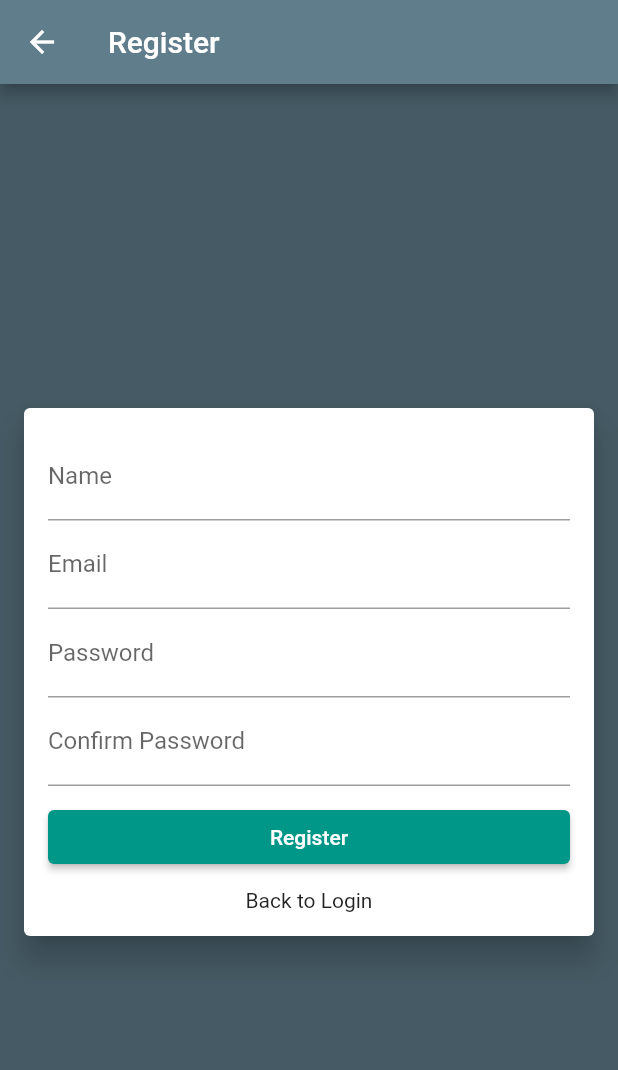
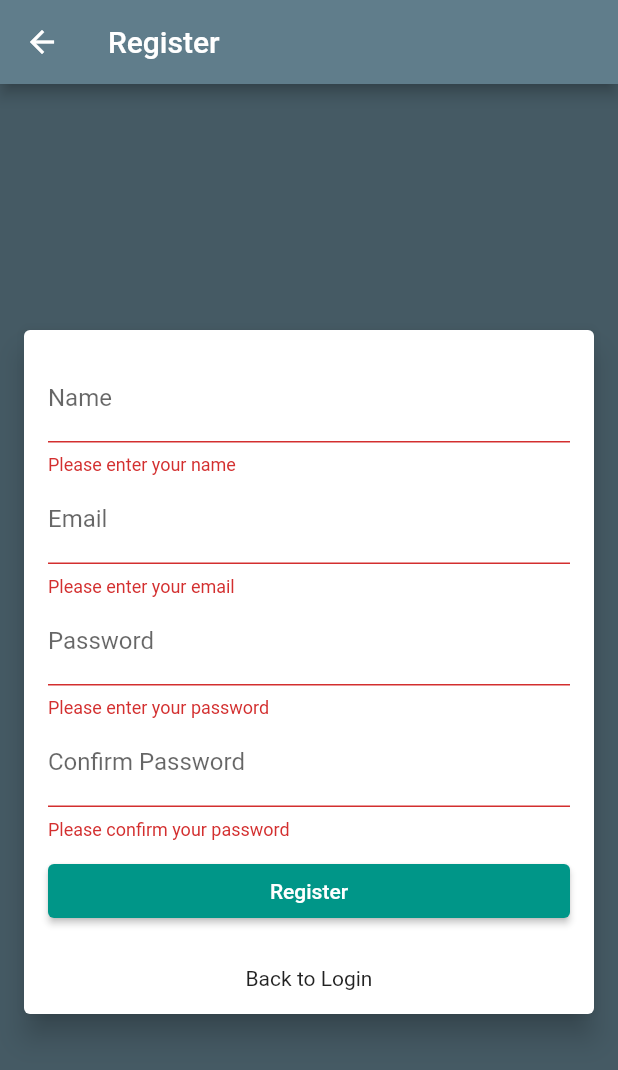
Before and after one commit to eddimull/flutterHW, a Flutter app: the Register screen opened by its route, after a tap on "Register", on a phone screen of 412 x 824 dp. Shown: the top 1070 px of the screen. Run offline on Flutter 3.47's test engine with Material 2 defaults, Android fonts, the phone set to English and light mode, and no system bars; network calls fail.

Commit message:
can register users

```diff
--- /dev/null
+++ b/hello_world/lib/providers/auth_provider.dart
@@ -0,0 +1,25 @@
+import 'package:flutter/material.dart';
+import 'package:hello_world/services/api.dart';
+
+class AuthProvider extends ChangeNotifier {
+  ApiService apiService = ApiService();
+  bool _isLoggedIn = false;
+
+  AuthProvider();
+
+  bool get isAuthenticated => _isLoggedIn;
+
+  Future<void> login(String email, String password) async {
+    // await apiService.login(email, password);
+    notifyListeners();
+  }
+
+  Future<String> register(String name, String email, String password, String passwordConfirm, String deviceName) async {
+      String token = await apiService.register(name, email, password, passwordConfirm, deviceName);
+      _isLoggedIn = true;
+      notifyListeners();
+
+      return token;
+
+  }
+}
--- a/hello_world/lib/screens/register.dart
+++ b/hello_world/lib/screens/register.dart
@@ -1,7 +1,24 @@
 import 'package:flutter/material.dart';
+import 'package:hello_world/providers/auth_provider.dart';
+import 'package:provider/provider.dart';
 
-class Register extends StatelessWidget {
+
+class Register extends StatefulWidget {
   const Register({Key? key}) : super(key: key);
+
+  @override
+  State<Register> createState() => _RegisterState();
+}
+
+class _RegisterState extends State<Register> {
+  final _formKey = GlobalKey<FormState>();
+
+  final nameController = TextEditingController();
+  final emailController = TextEditingController();
+  final passwordController = TextEditingController();
+  final passwordConfirmController = TextEditingController();
+
+  String errorMessage = '';
 
   @override
   Widget build(BuildContext context) {
@@ -11,6 +28,8 @@ class Register extends StatelessWidget {
       ),
       body: Container(
           color: Theme.of(context).primaryColorDark,
+          child: Form(
+            key: _formKey,
             child: Column(
                 mainAxisAlignment: MainAxisAlignment.center,
                 children: <Widget>[
@@ -20,27 +39,66 @@ class Register extends StatelessWidget {
                       child: Padding(
                         padding: const EdgeInsets.all(16),
                         child: Column(children: <Widget>[
-                        const TextField(
+                          TextFormField(
                             keyboardType: TextInputType.name,
-                          decoration: InputDecoration(labelText: 'Name'),
+                            controller: nameController,
+                            validator: (String? value) {
+                              if (value!.isEmpty) {
+                                return 'Please enter your name';
+                              }
+                              return null;
+                            },
+                            onChanged: (text)=>setState(()=>errorMessage=''),
+                            decoration: const InputDecoration(labelText: 'Name'),
                           ),
-                        const TextField(
+                          TextFormField(
                             keyboardType: TextInputType.emailAddress,
-                          decoration: InputDecoration(labelText: 'Email'),
+                            controller:emailController,
+                            validator: (String? value) {
+                              if (value!.isEmpty) {
+                                return 'Please enter your email';
+                              }
+                              return null;
+                            },
+                            onChanged: (text)=>setState(()=>errorMessage=''),
+                            decoration: const InputDecoration(labelText: 'Email'),
                           ),
-                        const TextField(
+                          TextFormField(
                             keyboardType: TextInputType.visiblePassword,
-                          decoration: InputDecoration(labelText: 'Password'),
+                            obscureText: true,
+                            enableSuggestions: false,
+                            autocorrect: false,
+                            controller:passwordController,
+                            validator: (String? value) {
+                              if (value!.isEmpty) {
+                                return 'Please enter your password';
+                              }
+                              return null;
+                            },
+                            onChanged: (text)=>setState(()=>errorMessage=''),
+                            decoration: const InputDecoration(labelText: 'Password'),
                           ),
-                        const TextField(
+                          TextFormField(
                             keyboardType: TextInputType.visiblePassword,
+                            controller:passwordConfirmController,
+                            validator: (String? value) {
+                              if (value!.isEmpty) {
+                                return 'Please confirm your password';
+                              }
+
+                              if (value != passwordController.text) {
+                                return 'Passwords do not match';
+                              }
+                              return null;
+                            },
+                            onChanged: (text)=>setState(()=>errorMessage=''),
                             decoration:
-                              InputDecoration(labelText: 'Confirm Password'),
+                                const InputDecoration(labelText: 'Confirm Password'),
                           ),
                           Container(
                               margin: const EdgeInsets.only(top: 10),
                               child: ElevatedButton(
-                              onPressed: () => print('login clicked'),
+                                onPressed: () => submit(),
                                 style: ElevatedButton.styleFrom(
                                     primary: Colors.teal,
                                     onPrimary: Colors.white,
@@ -48,6 +106,7 @@ class Register extends StatelessWidget {
                                     minimumSize: const Size(double.infinity, 36)),
                                 child: const Text('Register'),
                               )),
+                          Text(errorMessage, style: const TextStyle(color: Colors.red)),
                           Container(
                             margin: const EdgeInsets.only(top: 10),
                             child: InkWell(
@@ -57,7 +116,30 @@ class Register extends StatelessWidget {
                           )
                         ]),
                       ))
-              ])),
+                ]),
+          )),
     );
   }
+
+  Future<void> submit() async {
+
+    final form = _formKey.currentState;
+
+    final AuthProvider provider = Provider.of<AuthProvider>(context, listen: false);
+
+    if (_formKey.currentState!.validate()) {
+      try {
+        await provider.register(
+            nameController.text,
+            emailController.text,
+            passwordController.text,
+            passwordConfirmController.text,
+            'Flutter Device');
+        // ignore: use_build_context_synchronously
+        Navigator.pop(context);
+      } catch (e) {
+        setState(() => errorMessage = e.toString());
       }
+    }
+  }
+}
--- a/hello_world/lib/services/api.dart
+++ b/hello_world/lib/services/api.dart
@@ -65,4 +65,34 @@ class ApiService {
       throw Exception('Error Deleting. Code: ${response.statusCode}');
     }
   }
+
+  Future<String> register(String name, String email, String password, String passwordConfirm, String deviceName) async {
+    String uri = '${baseUrl}auth/register';
+
+    http.Response response = await http.post(Uri.parse(uri),
+        headers: {
+          HttpHeaders.contentTypeHeader: 'application/json',
+          HttpHeaders.acceptHeader: 'application/json',
+        },
+        body: jsonEncode({
+          'name': name,
+          'email': email,
+          'password': password,
+          'password_confirmation': passwordConfirm,
+          'device_name': deviceName
+        }));
+
+    if (response.statusCode == 422) {
+      Map<String, dynamic> body = jsonDecode(response.body);
+      Map<String, dynamic> errors = body['errors'];
+      String errorMessage = '';
+
+      errors.forEach((key, value) {
+        errorMessage += '$key: $value\n';
+      });
+      throw Exception(errorMessage);
+    }
+
+    return response.body;
+  }
 }
```
Also changed, not shown: hello_world/lib/main.dart (+22 -4 lines), hello_world/lib/screens/home.dart (added, +20 -0 lines). Lines whose indentation alone changed are shown as unchanged.
